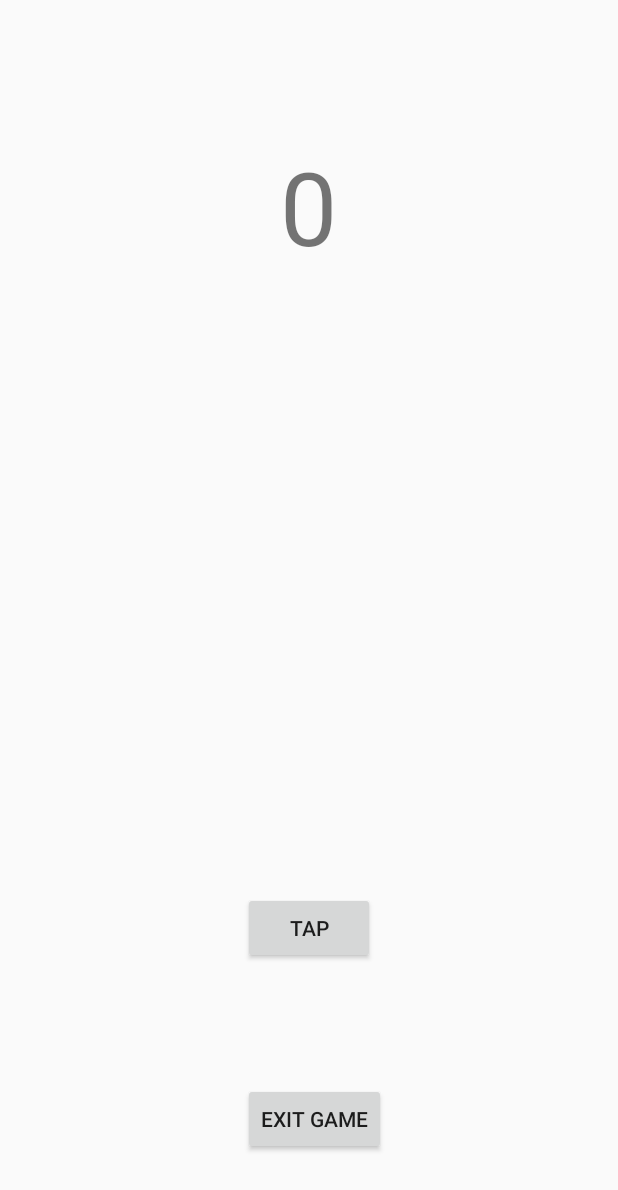
After one commit to jessiepullaro414/Software-Engineering-Final, an Android app: the TapActivity screen opened directly, with no data from a screen before it, on a phone screen of 412 x 824 dp. The commit adds this screen. Shown: the top 1190 px of the screen. Run offline under Robolectric (Android 15) with nearby library versions, the phone set to English and light mode, and no system bars.

Commit message:
finished tapGame portion

```diff
--- a/app/src/main/AndroidManifest.xml
+++ b/app/src/main/AndroidManifest.xml
@@ -22,6 +22,17 @@
                 <category android:name="android.intent.category.LAUNCHER" />
             </intent-filter>
         </activity>
+        <activity
+            android:name=".TapActivity"
+            android:label="@string/app_name"
+            android:parentActivityName=".MainActivity">
+            <meta-data
+                android:name="android.support.PARENT_ACTIVITY"
+                android:value=".MainActivity"/>
+        </activity>
+
+
+
     </application>
 
 </manifest>
--- /dev/null
+++ b/app/src/main/java/com/example/jessiepullaro/softwareengineering/TapActivity.java
@@ -0,0 +1,39 @@
+package com.example.jessiepullaro.softwareengineering;
+
+import android.app.Activity;
+import android.os.Bundle;
+import android.view.View;
+import android.widget.EditText;
+import android.widget.TextView;
+
+
+
+/**
+ * Created by Rigaud on 11/29/2017.
+ */
+
+public class TapActivity extends Activity{
+    TextView counter;
+    int numTapped;
+
+    @Override
+    public void onCreate(Bundle savedInstancesState)
+    {
+        super.onCreate(savedInstancesState);
+        setContentView(R.layout.tapgame_layout);
+
+        counter = (TextView)findViewById(R.id.counterTV);
+    }
+
+    public void buttonTapped(View view)
+    {
+        numTapped = numTapped + 1;
+        counter.setText(numTapped);
+
+    }
+
+    public void goBackToMenu(View view)
+    {
+        finish();
+    }
+}
--- /dev/null
+++ b/app/src/main/res/layout/tapgame_layout.xml
@@ -0,0 +1,35 @@
+<?xml version="1.0" encoding="utf-8"?>
+<RelativeLayout xmlns:android="http://schemas.android.com/apk/res/android"
+    android:layout_width="match_parent" android:layout_height="match_parent">
+
+    <Button
+        android:id="@+id/tabButton"
+        android:layout_width="wrap_content"
+        android:layout_height="wrap_content"
+        android:layout_alignParentBottom="true"
+        android:layout_centerHorizontal="true"
+        android:layout_marginBottom="181dp"
+        android:onClick="buttonTapped"
+        android:text="@string/tapButton" />
+
+    <TextView
+        android:id="@+id/counterTV"
+        android:layout_width="wrap_content"
+        android:layout_height="wrap_content"
+        android:layout_alignParentTop="true"
+        android:layout_centerHorizontal="true"
+        android:layout_marginTop="92dp"
+        android:text="@string/zero"
+        android:textSize="68sp" />
+
+    <Button
+        android:id="@+id/button2"
+        android:layout_width="wrap_content"
+        android:layout_height="wrap_content"
+        android:layout_alignLeft="@+id/tabButton"
+        android:layout_alignParentBottom="true"
+        android:layout_alignStart="@+id/tabButton"
+        android:layout_marginBottom="54dp"
+        android:onClick="goBackToMenu"
+        android:text="@string/backButton" />
+</RelativeLayout>
--- a/app/src/main/res/values/strings.xml
+++ b/app/src/main/res/values/strings.xml
@@ -13,4 +13,10 @@
     <string name="permission_rationale">"Contacts permissions are needed for providing email
         completions."
     </string>
+
+    <!-- String values for the TapGame interface -->
+    <string name="tapButton">TAP</string>
+    <string name="zero">0</string>
+    <string name="backButton">Exit Game</string>
+
 </resources>
```
